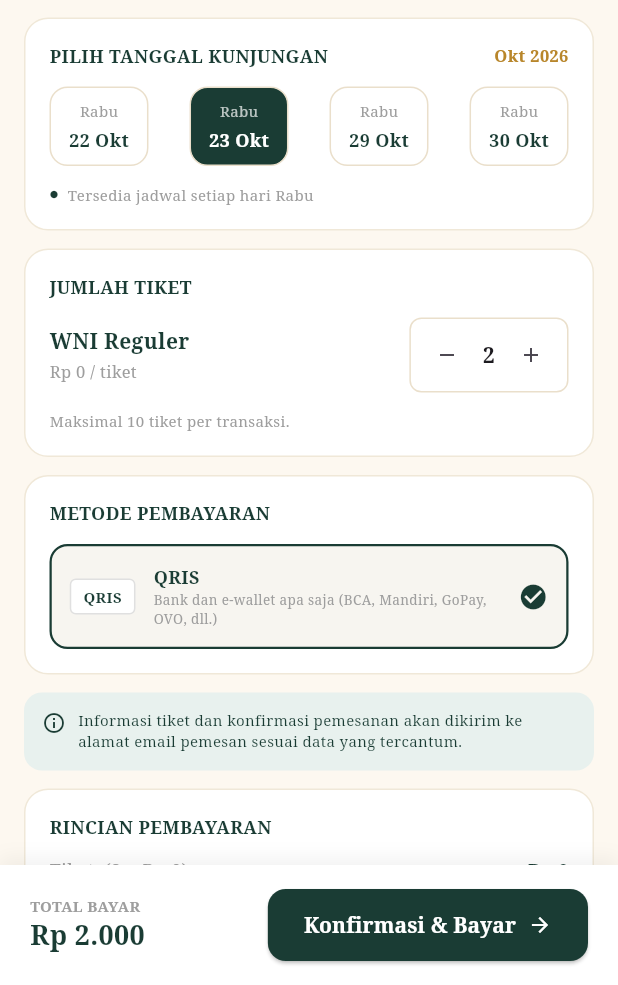
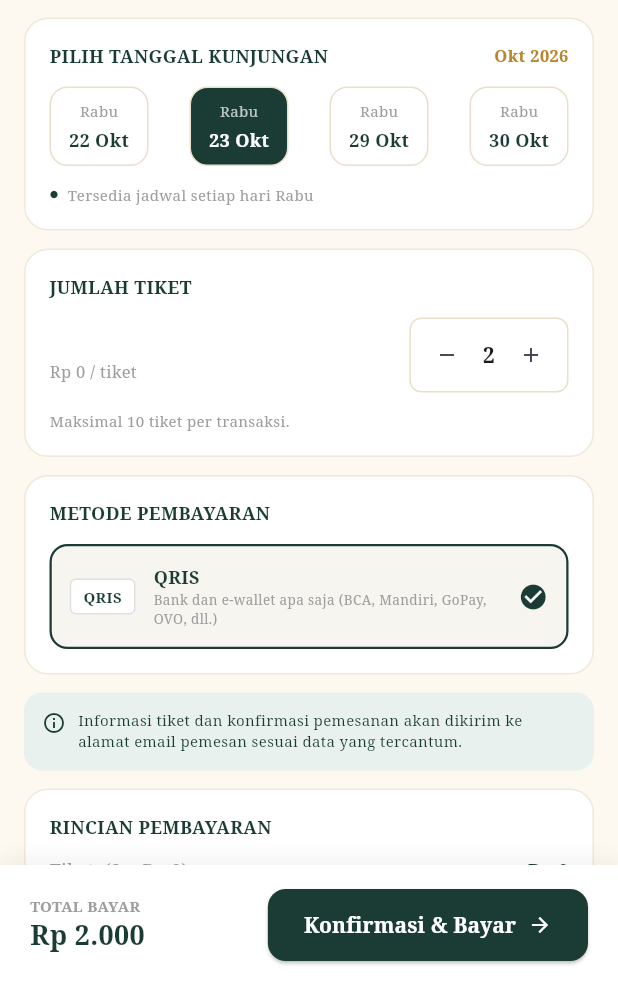
Before and after one commit to kumala046/srimanganti, a Flutter app: the CheckoutScreen screen opened directly with empty values, after a tap on the "add" icon, on a phone screen of 412 x 824 dp, the part 251-1236 px from its top. Run offline on Flutter 3.47's test engine with Material 3 defaults, Android fonts, the phone set to English and light mode, and no system bars; our stand-ins replace carousel_slider, video_player.

Commit message:
revisi lagi WNA

```diff
--- a/lib/screens/checkout_screen.dart
+++ b/lib/screens/checkout_screen.dart
@@ -160,7 +160,7 @@ class _CheckoutScreenState extends State<CheckoutScreen> {
                       Column(
                         crossAxisAlignment: CrossAxisAlignment.start,
                         children: [
-                          const Text('WNI Reguler', style: TextStyle(fontSize: 14, fontWeight: FontWeight.bold, color: Color(0xFF1A3C34))),
+                          Text(widget.categoryName, style: TextStyle(fontSize: 14, fontWeight: FontWeight.bold, color: Color(0xFF1A3C34))),
                           const SizedBox(height: 2),
                           Text('${_formatRupiah(widget.basePrice)} / tiket', style: const TextStyle(fontSize: 11, color: Colors.grey)),
                         ],
```
